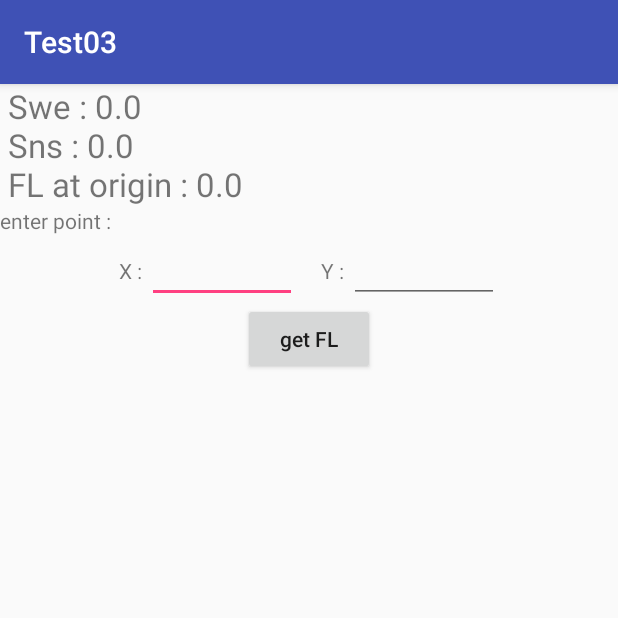
After one commit to MohammedIbrahim01/CutFillCalc, an Android app: the ResultsActivity screen opened directly, with no data from a screen before it, on a phone screen of 412 x 824 dp, the top half of it. The commit adds this screen. Run offline under Robolectric (Android 15) with nearby library versions, the phone set to English and light mode, and no system bars; our stand-ins replace ButterKnife.

Commit message:
add get FL functionality

```diff
--- a/app/src/main/AndroidManifest.xml
+++ b/app/src/main/AndroidManifest.xml
@@ -16,6 +16,7 @@
                 <category android:name="android.intent.category.LAUNCHER" />
             </intent-filter>
         </activity>
+        <activity android:name=".ResultsActivity"></activity>
     </application>
 
 </manifest>
--- a/app/src/main/java/com/example/x/test03/MainActivity.java
+++ b/app/src/main/java/com/example/x/test03/MainActivity.java
@@ -1,5 +1,6 @@
 package com.example.x.test03;
 
+import android.content.Intent;
 import android.support.v7.app.AppCompatActivity;
 import android.os.Bundle;
 import android.support.v7.widget.LinearLayoutManager;
@@ -15,6 +16,10 @@ import butterknife.ButterKnife;
 import butterknife.OnClick;
 
 public class MainActivity extends AppCompatActivity implements MyAdapter.onButtonClickListener {
+
+    public static final String KEY_FL_ORIGIN = "key-flOrigin";
+    public static final String KEY_SNS = "key-sns";
+    public static final String KEY_SWE = "key-swe";
 
     @BindView(R.id.rows_editText)
     EditText rowsEditText;
@@ -57,11 +62,11 @@ public class MainActivity extends AppCompatActivity implements MyAdapter.onButto
         table.generateSNS();
         table.generateSWE();
 
-        test.setText(" Swe : " + table.getSWE());
-
-        test.append("\n SNS : " + table.getSNS());
-
-        test.append("\n FL Original : " + table.getFLOriginal());
+        Intent intent = new Intent(MainActivity.this, ResultsActivity.class);
+        intent.putExtra(KEY_SWE, table.getSWE());
+        intent.putExtra(KEY_SNS, table.getSNS());
+        intent.putExtra(KEY_FL_ORIGIN, table.getFLOriginal());
+        startActivity(intent);
 
     }
 
--- /dev/null
+++ b/app/src/main/java/com/example/x/test03/ResultsActivity.java
@@ -0,0 +1,64 @@
+package com.example.x.test03;
+
+import android.content.Intent;
+import android.support.v7.app.AppCompatActivity;
+import android.os.Bundle;
+import android.widget.EditText;
+import android.widget.TextView;
+
+import butterknife.BindView;
+import butterknife.ButterKnife;
+import butterknife.OnClick;
+
+public class ResultsActivity extends AppCompatActivity {
+
+    public static final String KEY_FL_ORIGIN = "key-flOrigin";
+    public static final String KEY_SNS = "key-sns";
+    public static final String KEY_SWE = "key-swe";
+
+    private float Swe;
+    private float Sns;
+    private float FLOrigin;
+
+    private float x;
+    private float y;
+    private float FL;
+
+    @BindView(R.id.results_textView)
+    TextView resultsTextView;
+    @BindView(R.id.x_editText)
+    EditText xEditText;
+    @BindView(R.id.y_editText)
+    EditText yEditText;
+    @BindView(R.id.final_result_textView)
+    TextView finalResultTextView;
+
+    @OnClick(R.id.get_fl_button)
+    void getFL() {
+        x = Float.valueOf(xEditText.getText().toString());
+        y = Float.valueOf(yEditText.getText().toString());
+
+        FL = FLOrigin + Swe * x + Sns * y;
+        finalResultTextView.setText(" At Point (" + x + "," + y + ")  : " );
+        finalResultTextView.append("FL : " + FL);
+    }
+
+    @Override
+    protected void onCreate(Bundle savedInstanceState) {
+        super.onCreate(savedInstanceState);
+        setContentView(R.layout.activity_results);
+        ButterKnife.bind(this);
+
+        Intent intent = getIntent();
+        if (intent.hasExtra(KEY_FL_ORIGIN)) {
+            Swe = intent.getFloatExtra(KEY_SWE, 0);
+            Sns = intent.getFloatExtra(KEY_SNS, 0);
+            FLOrigin = intent.getFloatExtra(KEY_FL_ORIGIN, 0);
+        }
+
+        resultsTextView.append(" Swe : " + Swe);
+        resultsTextView.append("\n Sns : " + Sns);
+        resultsTextView.append("\n FL at origin : " + FLOrigin);
+
+    }
+}
--- /dev/null
+++ b/app/src/main/res/layout/activity_results.xml
@@ -0,0 +1,62 @@
+<?xml version="1.0" encoding="utf-8"?>
+<LinearLayout xmlns:android="http://schemas.android.com/apk/res/android"
+    xmlns:app="http://schemas.android.com/apk/res-auto"
+    xmlns:tools="http://schemas.android.com/tools"
+    android:layout_width="match_parent"
+    android:layout_height="match_parent"
+    android:orientation="vertical"
+    tools:context=".ResultsActivity">
+
+    <TextView
+        android:id="@+id/results_textView"
+        android:layout_width="wrap_content"
+        android:layout_height="wrap_content"
+        android:textSize="22sp" />
+
+    <TextView
+        android:layout_width="wrap_content"
+        android:layout_height="wrap_content"
+        android:text="enter point : " />
+
+    <LinearLayout
+        android:layout_width="match_parent"
+        android:layout_height="wrap_content"
+        android:gravity="center_horizontal">
+
+        <TextView
+            android:layout_width="wrap_content"
+            android:layout_height="wrap_content"
+            android:text="X : " />
+
+        <EditText
+            android:id="@+id/x_editText"
+            android:layout_width="100dp"
+            android:layout_height="wrap_content" />
+
+        <TextView
+            android:layout_width="wrap_content"
+            android:layout_height="wrap_content"
+            android:layout_marginLeft="16dp"
+            android:text="Y : " />
+
+        <EditText
+            android:id="@+id/y_editText"
+            android:layout_width="100dp"
+            android:layout_height="wrap_content" />
+
+    </LinearLayout>
+
+    <Button
+        android:id="@+id/get_fl_button"
+        android:layout_width="wrap_content"
+        android:layout_height="wrap_content"
+        android:layout_gravity="center_horizontal"
+        android:text="get FL"
+        android:textAllCaps="false" />
+
+    <TextView
+        android:id="@+id/final_result_textView"
+        android:layout_width="wrap_content"
+        android:layout_height="wrap_content" />
+
+</LinearLayout>
```
